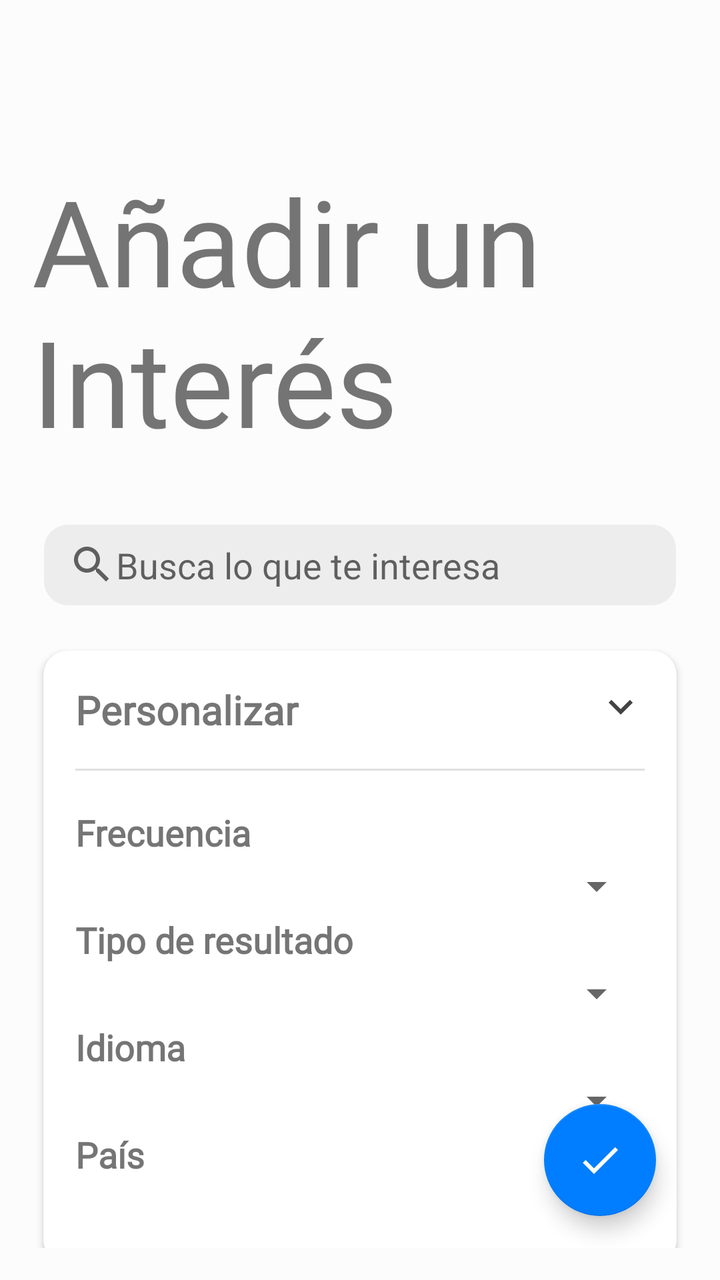
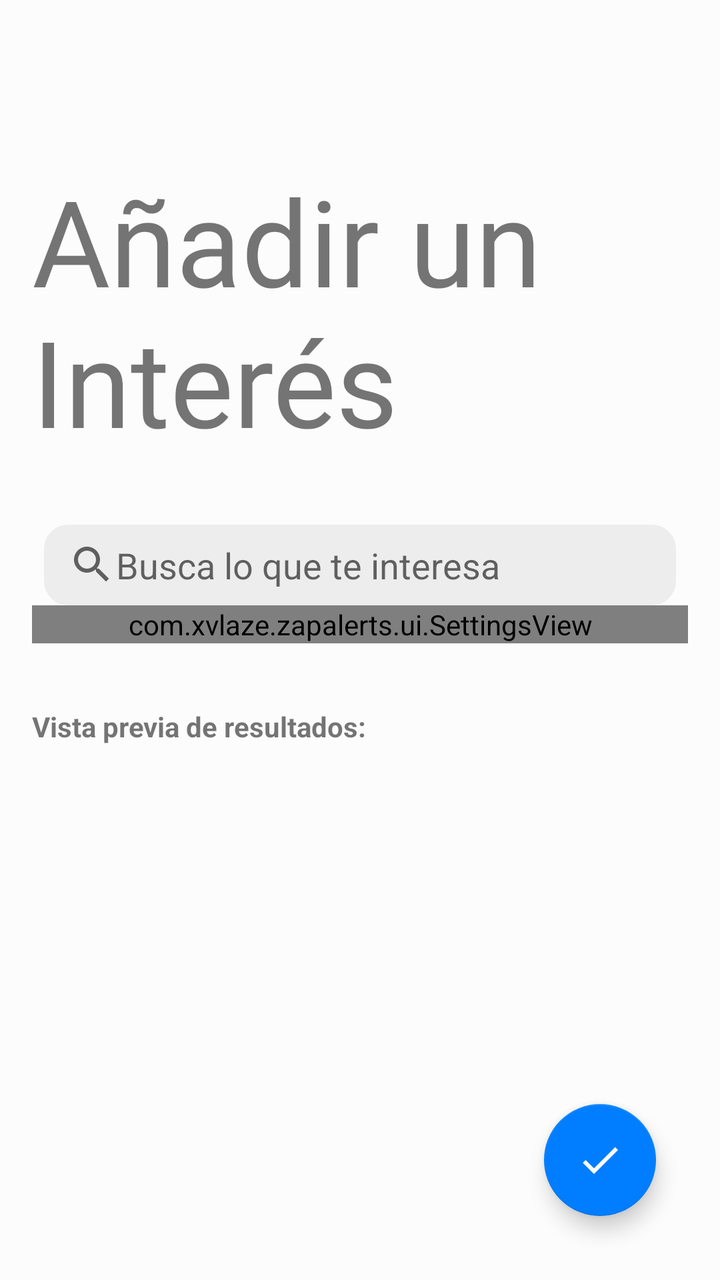

Compare the two renders of this Android layout. The source of the first and the diff that turns it into the second are given below.
<!-- AndroidManifest.xml: application theme Theme.ZapAlerts -->
<!-- res/layout/activity_interests.xml -->
<androidx.constraintlayout.widget.ConstraintLayout xmlns:android="http://schemas.android.com/apk/res/android"
    xmlns:app="http://schemas.android.com/apk/res-auto"
    xmlns:tools="http://schemas.android.com/tools"
    android:layout_width="match_parent"
    android:layout_height="match_parent"
    android:background="?attr/colorSurface"
    tools:context=".ui.MainActivity">

    <ImageView
        android:id="@+id/upper_blob"
        android:layout_width="400dp"
        android:layout_height="400dp"
        android:rotation="65"
        app:layout_constraintTop_toTopOf="parent" />

    <ImageView
        android:id="@+id/lower_blob"
        android:layout_width="200dp"
        android:layout_height="200dp"
        app:layout_constraintBottom_toBottomOf="parent"
        app:layout_constraintEnd_toEndOf="parent"
        app:layout_constraintStart_toStartOf="parent" />

    <androidx.constraintlayout.widget.ConstraintLayout
        android:id="@+id/constraintLayout"
        android:layout_width="match_parent"
        android:layout_height="match_parent"
        android:padding="16dp">

        <TextView
            android:id="@+id/title"
            android:layout_width="match_parent"
            android:layout_height="wrap_content"
            android:layout_marginTop="64dp"
            android:ellipsize="end"
            android:fontFamily="@font/lato_light"
            android:lines="2"
            android:text="Añadir un Interés"
            android:textSize="60sp"
            app:layout_constraintTop_toTopOf="parent"
            tools:layout_editor_absoluteX="16dp" />

        <EditText
            android:id="@+id/searchview"
            android:layout_width="match_parent"
            android:layout_height="wrap_content"
            android:layout_marginHorizontal="6dp"
            android:layout_marginTop="32dp"
            android:background="@drawable/rounded"
            android:backgroundTint="#A8E5E5E5"
            android:drawableStart="@drawable/ic_search"
            android:hint="Busca lo que te interesa"
            android:paddingHorizontal="12dp"
            android:paddingVertical="8dp"
            app:layout_constraintTop_toBottomOf="@id/title" />

        <androidx.cardview.widget.CardView
            android:id="@+id/settings"
            android:layout_width="match_parent"
            android:layout_height="wrap_content"
            android:layout_marginTop="16dp"
            android:elevation="4dp"
            app:cardCornerRadius="12dp"
            app:cardUseCompatPadding="true"
            app:layout_constraintTop_toBottomOf="@id/searchview">

            <LinearLayout
                android:layout_width="match_parent"
                android:layout_height="match_parent"
                android:orientation="vertical"
                android:padding="16dp">

                <RelativeLayout
                    android:layout_width="match_parent"
                    android:layout_height="wrap_content"
                    android:clickable="true">

                    <TextView
                        android:id="@+id/customize_option"
                        android:layout_width="match_parent"
                        android:layout_height="wrap_content"
                        android:layout_alignParentStart="true"
                        android:fontFamily="@font/lato_bold"
                        android:text="Personalizar"
                        android:textSize="20sp"
                        android:textStyle="bold" />

                    <ImageView
                        android:id="@+id/arrowIcon"
                        android:layout_width="wrap_content"
                        android:layout_height="wrap_content"
                        android:layout_alignParentEnd="true"
                        android:src="@drawable/ic_baseline_keyboard_arrow_down_24" />
                </RelativeLayout>

                <LinearLayout
                    android:id="@+id/customize_dropdown"
                    android:layout_width="match_parent"
                    android:layout_height="wrap_content"
                    android:orientation="vertical">

                    <com.google.android.material.divider.MaterialDivider
                        android:layout_width="match_parent"
                        android:layout_height="wrap_content"
                        android:layout_marginVertical="16dp" />

                    <TextView
                        android:id="@+id/freq_text"
                        android:layout_width="wrap_content"
                        android:layout_height="wrap_content"
                        android:fontFamily="@font/lato_bold"
                        android:paddingVertical="2.5dp"
                        android:text="Frecuencia"
                        android:textSize="18sp"
                        android:textStyle="bold"
                        app:layout_constraintStart_toStartOf="parent"
                        app:layout_constraintTop_toTopOf="parent" />

                    <Spinner
                        android:id="@+id/freq_spinner"
                        android:layout_width="match_parent"
                        android:layout_height="wrap_content"
                        android:dropDownWidth="wrap_content" />

                    <TextView
                        android:id="@+id/type_text"
                        android:layout_width="wrap_content"
                        android:layout_height="wrap_content"
                        android:fontFamily="@font/lato_bold"
                        android:paddingVertical="2.5dp"
                        android:text="Tipo de resultado"
                        android:textSize="18sp"
                        android:textStyle="bold"
                        app:layout_constraintStart_toStartOf="parent"
                        app:layout_constraintTop_toBottomOf="@id/freq_text" />

                    <Spinner
                        android:id="@+id/type_spinner"
                        android:layout_width="match_parent"
                        android:layout_height="wrap_content"
                        android:dropDownWidth="wrap_content" />

                    <TextView
                        android:id="@+id/lang_text"
                        android:layout_width="wrap_content"
                        android:layout_height="wrap_content"
                        android:fontFamily="@font/lato_bold"
                        android:paddingVertical="2.5dp"
                        android:text="Idioma"
                        android:textSize="18sp"
                        android:textStyle="bold"
                        app:layout_constraintStart_toStartOf="parent"
                        app:layout_constraintTop_toBottomOf="@id/type_text" />

                    <Spinner
                        android:id="@+id/lang_spinner"
                        android:layout_width="match_parent"
                        android:layout_height="wrap_content"
                        android:dropDownWidth="wrap_content" />

                    <TextView
                        android:id="@+id/country_text"
                        android:layout_width="wrap_content"
                        android:layout_height="wrap_content"
                        android:fontFamily="@font/lato_bold"
                        android:paddingVertical="2.5dp"
                        android:text="País"
                        android:textSize="18sp"
                        android:textStyle="bold"
                        app:layout_constraintStart_toStartOf="parent"
                        app:layout_constraintTop_toBottomOf="@id/lang_text" />

                    <Spinner
                        android:id="@+id/country_spinner"
                        android:layout_width="match_parent"
                        android:layout_height="wrap_content"
                        android:dropDownWidth="match_parent" />
                </LinearLayout>
            </LinearLayout>
        </androidx.cardview.widget.CardView>

        <TextView
            android:id="@+id/preview"
            android:layout_width="match_parent"
            android:layout_height="wrap_content"
            android:layout_marginTop="32dp"
            android:text="Vista previa de resultados:"
            android:textStyle="bold"
            app:layout_constraintTop_toBottomOf="@id/settings" />

        <androidx.constraintlayout.widget.ConstraintLayout
            android:layout_width="wrap_content"
            android:layout_height="0dp"
            android:layout_below="@+id/searchview"
            app:layout_constraintBottom_toBottomOf="parent"
            app:layout_constraintEnd_toEndOf="parent"
            app:layout_constraintStart_toStartOf="parent"
            app:layout_constraintTop_toBottomOf="@id/preview">

            <androidx.recyclerview.widget.RecyclerView
                android:id="@+id/recycler"
                android:layout_width="match_parent"
                android:layout_height="0dp"
                app:layoutManager="androidx.recyclerview.widget.LinearLayoutManager"
                app:layout_constraintBottom_toBottomOf="parent"
                app:layout_constraintEnd_toEndOf="parent"
                app:layout_constraintStart_toStartOf="parent"
                app:layout_constraintTop_toTopOf="parent"
                tools:listitem="@layout/item_list_news" />

            <ProgressBar
                android:id="@+id/progress"
                android:layout_width="wrap_content"
                android:layout_height="wrap_content"
                app:layout_constraintBottom_toBottomOf="@+id/recycler"
                app:layout_constraintEnd_toEndOf="parent"
                app:layout_constraintStart_toStartOf="parent"
                app:layout_constraintTop_toTopOf="parent" />
        </androidx.constraintlayout.widget.ConstraintLayout>

        <com.google.android.material.floatingactionbutton.FloatingActionButton
            android:id="@+id/save_alert"
            android:layout_width="wrap_content"
            android:layout_height="wrap_content"
            android:layout_gravity="bottom|end"
            android:layout_margin="16dp"
            android:contentDescription="Add Alert"
            android:src="@drawable/ic_baseline_check_24"
            app:layout_constraintBottom_toBottomOf="parent"
            app:layout_constraintEnd_toEndOf="parent" />
    </androidx.constraintlayout.widget.ConstraintLayout>
</androidx.constraintlayout.widget.ConstraintLayout>
<!-- res/layout/item_list_news.xml (included above) -->
<?xml version="1.0" encoding="utf-8"?>

<androidx.constraintlayout.widget.ConstraintLayout xmlns:android="http://schemas.android.com/apk/res/android"
    xmlns:app="http://schemas.android.com/apk/res-auto"
    android:layout_width="match_parent"
    android:layout_height="wrap_content"
    android:clickable="true">
    <androidx.cardview.widget.CardView
        android:layout_width="match_parent"
        android:layout_height="wrap_content"
        app:layout_constraintEnd_toEndOf="parent"
        app:layout_constraintStart_toStartOf="parent"
        app:layout_constraintTop_toTopOf="parent"
        android:layout_marginBottom="32sp"
        app:cardCornerRadius="12dp"
        android:elevation="0dp"
        style="@style/CustomCardview"
        android:outlineProvider="none"
        android:foreground="?android:attr/selectableItemBackground"
        app:cardUseCompatPadding="true">
        <RelativeLayout
            android:layout_width="match_parent"
            android:layout_height="match_parent"
            android:paddingTop="24dp"
            android:paddingHorizontal="24dp">
            <TextView
                android:id="@+id/date"
                android:layout_width="wrap_content"
                android:layout_height="wrap_content"
                android:textSize="16sp"
                android:textColor="#A10000" />

            <TextView
                android:id="@+id/new_flag"
                android:layout_width="wrap_content"
                android:layout_height="wrap_content"
                android:layout_alignParentEnd="true"
                android:background="@drawable/rounded"
                android:paddingHorizontal="8dp"
                android:paddingVertical="4dp"
                android:fontFamily="@font/lato_bold"
                android:text="NEW!"
                android:textColor="#ffffff"
                android:textSize="24sp"
                android:textStyle="bold" />

            <TextView
                android:id="@+id/headline"
                android:layout_width="wrap_content"
                android:layout_height="wrap_content"
                android:layout_below="@id/date"
                android:layout_alignParentEnd="true"
                android:layout_marginEnd="64dp"
                android:layout_marginBottom="12dp"
                android:ellipsize="end"
                android:fontFamily="@font/lato_black"
                android:maxLines="2"
                android:textSize="24sp"
                android:textStyle="bold" />
            <com.google.android.material.divider.MaterialDivider
                android:id="@+id/divider"
                android:layout_width="match_parent"
                android:layout_height="wrap_content"
                android:layout_marginTop="8dp"
                android:layout_below="@id/headline"/>

            <TextView
                android:id="@+id/source"
                android:layout_width="match_parent"
                android:layout_height="wrap_content"
                android:layout_below="@id/divider"
                android:layout_marginVertical="12dp"
                android:ellipsize="end"
                android:textColor="#0277BD"
                android:textSize="16sp"
                android:textStyle="italic"
                app:drawableEndCompat="@drawable/ic_baseline_arrow_forward_24" />
        </RelativeLayout>
    </androidx.cardview.widget.CardView>
</androidx.constraintlayout.widget.ConstraintLayout>
<!-- resources referenced by this layout -->
<resources>
  <!-- drawable ic_baseline_arrow_forward_24 (drawable) -->
  <vector android:autoMirrored="true" android:height="24dp"
      android:tint="#0277BD" android:viewportHeight="24"
      android:viewportWidth="24" android:width="24dp" xmlns:android="http://schemas.android.com/apk/res/android">
      <path android:fillColor="@android:color/white" android:pathData="M12,4l-1.41,1.41L16.17,11H4v2h12.17l-5.58,5.59L12,20l8,-8z"/>
  </vector>
  <!-- drawable ic_baseline_check_24 (drawable) -->
  <vector android:height="24dp" android:tint="#FFFFFF"
      android:viewportHeight="24" android:viewportWidth="24"
      android:width="24dp" xmlns:android="http://schemas.android.com/apk/res/android">
      <path android:fillColor="@android:color/white" android:pathData="M9,16.17L4.83,12l-1.42,1.41L9,19 21,7l-1.41,-1.41z"/>
  </vector>
  <!-- drawable ic_baseline_keyboard_arrow_down_24 (drawable) -->
  <vector android:height="24dp" android:tint="#434343"
      android:viewportHeight="24" android:viewportWidth="24"
      android:width="24dp" xmlns:android="http://schemas.android.com/apk/res/android">
      <path android:fillColor="@color/huawei_white" android:pathData="M7.41,8.59L12,13.17l4.59,-4.58L18,10l-6,6 -6,-6 1.41,-1.41z"/>
  </vector>
  <!-- drawable ic_search (drawable) -->
  <vector xmlns:android="http://schemas.android.com/apk/res/android"
      android:width="24dp"
      android:height="24dp"
      android:viewportWidth="24"
      android:viewportHeight="24"
      android:tint="?attr/colorControlNormal">
    <path
        android:fillColor="@android:color/white"
        android:pathData="M15.5,14h-0.79l-0.28,-0.27C15.41,12.59 16,11.11 16,9.5 16,5.91 13.09,3 9.5,3S3,5.91 3,9.5 5.91,16 9.5,16c1.61,0 3.09,-0.59 4.23,-1.57l0.27,0.28v0.79l5,4.99L20.49,19l-4.99,-5zM9.5,14C7.01,14 5,11.99 5,9.5S7.01,5 9.5,5 14,7.01 14,9.5 11.99,14 9.5,14z"/>
  </vector>
  <!-- drawable rounded (drawable) -->
  <?xml version="1.0" encoding="utf-8"?>
  
  <shape xmlns:android="http://schemas.android.com/apk/res/android"
      android:shape="rectangle"
      android:tint="#FF1744">
      <corners android:radius="12dp" />
  </shape>
  <style name="CustomCardview" parent="CardView">
          <item name="cardBackgroundColor">#BAF1F1F1</item>
      </style>
  <style name="Theme.ZapAlerts" parent="Theme.MaterialComponents.DayNight.NoActionBar">
          <item name="colorSurface">@color/huawei_white</item>
          
          <item name="colorPrimary">@color/huawei_white3</item>
          <item name="colorPrimaryVariant">@color/huawei_white2</item>
          <item name="colorOnPrimary">@color/black</item>
          
          <item name="colorSecondary">@color/huawei_blue</item>
          <item name="colorSecondaryVariant">#004D9E</item>
          <item name="colorOnSecondary">@color/huawei_white</item>
  
          
          <item name="android:statusBarColor">#E1E1E1</item>
      </style>
  <color name="huawei_white">#FCFCFC</color>
  <color name="huawei_white3">#e5e5e5</color>
  <color name="huawei_white2">#efeff0</color>
  <color name="black">#FF000000</color>
  <color name="huawei_blue">#017eff</color>
</resources>

<!-- the commit's change to res/layout/activity_interests.xml (unified diff, before → after) -->
@@ -11,6 +11,7 @@
         android:layout_width="400dp"
         android:layout_height="400dp"
         android:rotation="65"
+        app:layout_constraintStart_toStartOf="parent"
         app:layout_constraintTop_toTopOf="parent" />
 
     <ImageView
@@ -54,130 +55,12 @@
             android:paddingVertical="8dp"
             app:layout_constraintTop_toBottomOf="@id/title" />
 
-        <androidx.cardview.widget.CardView
+        <com.xvlaze.zapalerts.ui.SettingsView
             android:id="@+id/settings"
             android:layout_width="match_parent"
             android:layout_height="wrap_content"
-            android:layout_marginTop="16dp"
-            android:elevation="4dp"
-            app:cardCornerRadius="12dp"
-            app:cardUseCompatPadding="true"
-            app:layout_constraintTop_toBottomOf="@id/searchview">
-
-            <LinearLayout
-                android:layout_width="match_parent"
-                android:layout_height="match_parent"
-                android:orientation="vertical"
-                android:padding="16dp">
-
-                <RelativeLayout
-                    android:layout_width="match_parent"
-                    android:layout_height="wrap_content"
-                    android:clickable="true">
-
-                    <TextView
-                        android:id="@+id/customize_option"
-                        android:layout_width="match_parent"
-                        android:layout_height="wrap_content"
-                        android:layout_alignParentStart="true"
-                        android:fontFamily="@font/lato_bold"
-                        android:text="Personalizar"
-                        android:textSize="20sp"
-                        android:textStyle="bold" />
-
-                    <ImageView
-                        android:id="@+id/arrowIcon"
-                        android:layout_width="wrap_content"
-                        android:layout_height="wrap_content"
-                        android:layout_alignParentEnd="true"
-                        android:src="@drawable/ic_baseline_keyboard_arrow_down_24" />
-                </RelativeLayout>
-
-                <LinearLayout
-                    android:id="@+id/customize_dropdown"
-                    android:layout_width="match_parent"
-                    android:layout_height="wrap_content"
-                    android:orientation="vertical">
-
-                    <com.google.android.material.divider.MaterialDivider
-                        android:layout_width="match_parent"
-                        android:layout_height="wrap_content"
-                        android:layout_marginVertical="16dp" />
-
-                    <TextView
-                        android:id="@+id/freq_text"
-                        android:layout_width="wrap_content"
-                        android:layout_height="wrap_content"
-                        android:fontFamily="@font/lato_bold"
-                        android:paddingVertical="2.5dp"
-                        android:text="Frecuencia"
-                        android:textSize="18sp"
-                        android:textStyle="bold"
-                        app:layout_constraintStart_toStartOf="parent"
-                        app:layout_constraintTop_toTopOf="parent" />
-
-                    <Spinner
-                        android:id="@+id/freq_spinner"
-                        android:layout_width="match_parent"
-                        android:layout_height="wrap_content"
-                        android:dropDownWidth="wrap_content" />
-
-                    <TextView
-                        android:id="@+id/type_text"
-                        android:layout_width="wrap_content"
-                        android:layout_height="wrap_content"
-                        android:fontFamily="@font/lato_bold"
-                        android:paddingVertical="2.5dp"
-                        android:text="Tipo de resultado"
-                        android:textSize="18sp"
-                        android:textStyle="bold"
-                        app:layout_constraintStart_toStartOf="parent"
-                        app:layout_constraintTop_toBottomOf="@id/freq_text" />
-
-                    <Spinner
-                        android:id="@+id/type_spinner"
-                        android:layout_width="match_parent"
-                        android:layout_height="wrap_content"
-                        android:dropDownWidth="wrap_content" />
-
-                    <TextView
-                        android:id="@+id/lang_text"
-                        android:layout_width="wrap_content"
-                        android:layout_height="wrap_content"
-                        android:fontFamily="@font/lato_bold"
-                        android:paddingVertical="2.5dp"
-                        android:text="Idioma"
-                        android:textSize="18sp"
-                        android:textStyle="bold"
-                        app:layout_constraintStart_toStartOf="parent"
-                        app:layout_constraintTop_toBottomOf="@id/type_text" />
-
-                    <Spinner
-                        android:id="@+id/lang_spinner"
-                        android:layout_width="match_parent"
-                        android:layout_height="wrap_content"
-                        android:dropDownWidth="wrap_content" />
-
-                    <TextView
-                        android:id="@+id/country_text"
-                        android:layout_width="wrap_content"
-                        android:layout_height="wrap_content"
-                        android:fontFamily="@font/lato_bold"
-                        android:paddingVertical="2.5dp"
-                        android:text="País"
-                        android:textSize="18sp"
-                        android:textStyle="bold"
-                        app:layout_constraintStart_toStartOf="parent"
-                        app:layout_constraintTop_toBottomOf="@id/lang_text" />
-
-                    <Spinner
-                        android:id="@+id/country_spinner"
-                        android:layout_width="match_parent"
-                        android:layout_height="wrap_content"
-                        android:dropDownWidth="match_parent" />
-                </LinearLayout>
-            </LinearLayout>
-        </androidx.cardview.widget.CardView>
+            app:isCollapsible="true"
+            app:layout_constraintTop_toBottomOf="@id/searchview" />
 
         <TextView
             android:id="@+id/preview"
<!-- resource entries referenced after the edit -->
@@ -11,12 +11,6 @@
       android:viewportHeight="24" android:viewportWidth="24"
       android:width="24dp" xmlns:android="http://schemas.android.com/apk/res/android">
       <path android:fillColor="@android:color/white" android:pathData="M9,16.17L4.83,12l-1.42,1.41L9,19 21,7l-1.41,-1.41z"/>
-  </vector>
-  <!-- drawable ic_baseline_keyboard_arrow_down_24 (drawable) -->
-  <vector android:height="24dp" android:tint="#434343"
-      android:viewportHeight="24" android:viewportWidth="24"
-      android:width="24dp" xmlns:android="http://schemas.android.com/apk/res/android">
-      <path android:fillColor="@color/huawei_white" android:pathData="M7.41,8.59L12,13.17l4.59,-4.58L18,10l-6,6 -6,-6 1.41,-1.41z"/>
   </vector>
   <!-- drawable ic_search (drawable) -->
   <vector xmlns:android="http://schemas.android.com/apk/res/android"
